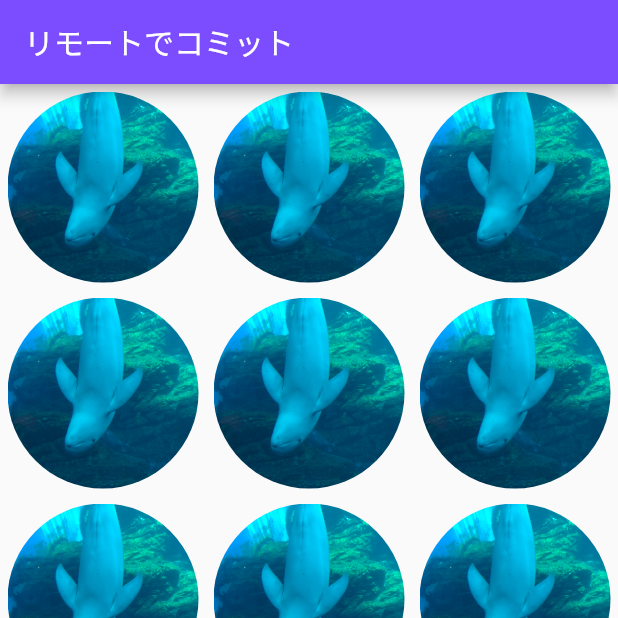
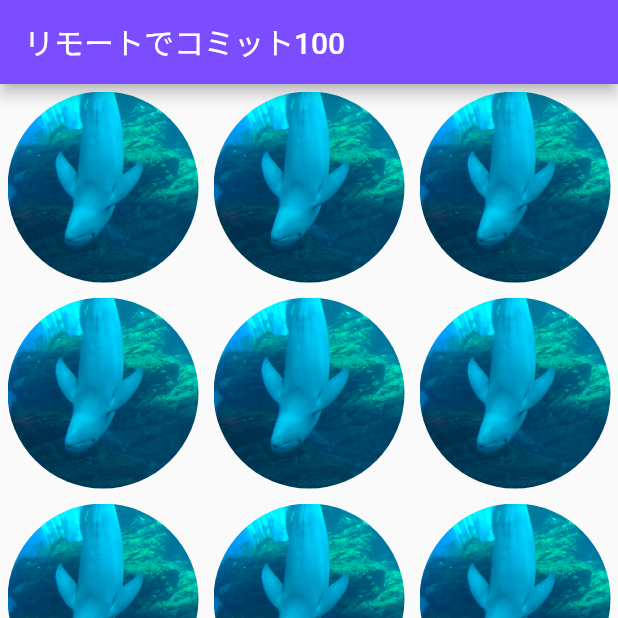
Before and after one commit to y-matsuura0715/chatAppWithFlutter, a Flutter app: the screen it shows after launch, item 3 of the bottom bar chosen, on a phone screen of 412 x 824 dp, the top half of it. Run offline on Flutter 3.47's test engine with Material 2 defaults, Android fonts, the phone set to English and light mode, and no system bars.

Commit message:
リモートでコミット100

```diff
--- a/lib/presentation/view/chat.dart
+++ b/lib/presentation/view/chat.dart
@@ -10,7 +10,7 @@ class Chat extends StatelessWidget {
     return Scaffold(
       appBar: AppBar(
         backgroundColor: Colors.deepPurpleAccent,
-        title: const Text('リモートでコミット'),
+        title: const Text('リモートでコミット100'),
       ),
       body: Center(
         child: GridView.builder(
```
